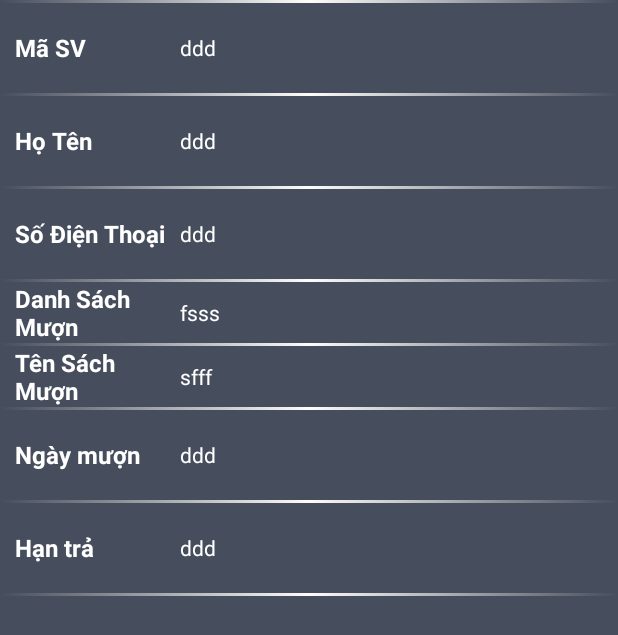
After one commit to PhanTuanKiet/Scanner, an Android app: the fragment StudentDetailFragment shown on its own in the app's theme, on a phone screen of 412 x 824 dp. The commit adds this screen. Shown: the top 635 px of the screen. Run offline under Robolectric (Android 15) with nearby library versions, the phone set to English and light mode, and no system bars.

Commit message:
update UI v10

```diff
--- a/app/build.gradle
+++ b/app/build.gradle
@@ -37,7 +37,7 @@ dependencies {
     compile 'com.google.zxing:core:3.2.0'
     compile 'com.android.support:multidex:1.0.1'
     compile 'com.google.code.gson:gson:2.8.2'
-    //testCompile 'junit:junit:4.12'
+    testCompile 'junit:junit:4.12'
     //compile 'junit:junit:4.12'
 }
 apply plugin: 'com.google.gms.google-services'
--- a/app/src/main/java/com/datviet/fragment/DetailFragment.java
+++ b/app/src/main/java/com/datviet/fragment/DetailFragment.java
@@ -61,7 +61,7 @@ public class DetailFragment extends android.support.v4.app.Fragment {
     @Override
     public void onStart() {
         super.onStart();
-        Boolean isChecked = SharedPreferenceUtil.getInstance().getBoolean(Constant.CHANGING_SETTING);
+        Boolean isChecked = SharedPreferenceUtil.getInstance().getBoolean(Constant.LOADING_IMAGE);
         if (isChecked == true)
            changeImage();
         else {
--- /dev/null
+++ b/app/src/main/java/com/datviet/fragment/StudentDetailFragment.java
@@ -0,0 +1,49 @@
+package com.datviet.fragment;
+
+import android.os.Bundle;
+import android.support.v4.app.Fragment;
+import android.view.LayoutInflater;
+import android.view.View;
+import android.view.ViewGroup;
+import android.widget.ImageView;
+import android.widget.LinearLayout;
+import android.widget.TextView;
+
+import com.datviet.scanner.R;
+
+/**
+ * Created by Phong Phan on 08-Nov-17.
+ */
+
+public class StudentDetailFragment extends Fragment {
+
+    private static StudentDetailFragment fragment;
+
+    ImageView ivBookImage;
+    TextView tvTheLoai,tvTensach;
+    LinearLayout lnrDetailHeader;
+
+    public static StudentDetailFragment newInstance() {
+        if (fragment == null) fragment = new StudentDetailFragment();
+        return fragment;
+    }
+
+    @Override
+    public void onCreate(Bundle savedInstanceState) {
+        super.onCreate(savedInstanceState);
+
+        Bundle bundle = getArguments();
+        if(bundle!=null){
+
+        }
+    }
+
+    @Override
+    public View onCreateView(LayoutInflater inflater, ViewGroup container,
+                             Bundle savedInstanceState) {
+        ViewGroup viewGroup = (ViewGroup) inflater.inflate(R.layout.student_detail_layout, container, false);
+
+        return viewGroup;
+    }
+
+}
--- a/app/src/main/java/com/datviet/utils/Constant.java
+++ b/app/src/main/java/com/datviet/utils/Constant.java
@@ -7,4 +7,5 @@ public class Constant {
     public static final String HISTORY_DATA = "HISTORY_DATA";
     public static final String LOADING_IMAGE = "LOADING_IMAGE";
     public static final String SOUND = "SOUND";
+    public static final String VIBRATE = "VIBRATE";
 }
--- /dev/null
+++ b/app/src/main/res/drawable/toggle.xml
@@ -0,0 +1,5 @@
+<?xml version="1.0" encoding="utf-8"?>
+<selector xmlns:android="http://schemas.android.com/apk/res/android">
+    <item android:drawable="@drawable/person_icon" android:state_checked="true"/>
+    <item android:drawable="@drawable/white_book_icon" android:state_checked="false"/>
+</selector>
--- /dev/null
+++ b/app/src/main/res/layout/student_detail_layout.xml
@@ -0,0 +1,270 @@
+<?xml version="1.0" encoding="utf-8"?>
+<LinearLayout xmlns:android="http://schemas.android.com/apk/res/android"
+    android:orientation="vertical" android:layout_width="match_parent"
+    android:layout_height="match_parent"
+    android:background="@color/background"
+    >
+
+    <ScrollView
+        android:layout_width="match_parent"
+        android:layout_height="match_parent">
+
+        <LinearLayout
+            android:orientation="vertical"
+            android:layout_width="match_parent"
+            android:layout_height="wrap_content">
+
+            <View
+                android:layout_width="match_parent"
+                android:layout_height="2dp"
+                android:background="@drawable/divider" />
+
+            <LinearLayout
+                android:layout_width="match_parent"
+                android:layout_height="@dimen/detail_row_height">
+
+                <TextView
+                    android:id="@+id/textView"
+                    android:layout_width="20dp"
+                    android:layout_height="wrap_content"
+                    android:layout_gravity="center"
+                    android:layout_marginLeft="10dp"
+                    android:layout_weight="1"
+                    android:text="Mã SV "
+                    android:textColor="@color/white"
+                    android:textSize="@dimen/detail_row_text_size"
+                    android:textStyle="bold" />
+
+
+                <TextView
+                    android:id="@+id/tvMaSV"
+                    android:layout_width="50dp"
+                    android:layout_height="wrap_content"
+                    android:layout_gravity="center"
+                    android:layout_marginLeft="10dp"
+                    android:layout_weight="3"
+                    android:maxLines="2"
+                    android:text="ddd"
+                    android:textColor="@color/white"
+                    android:textSize="@dimen/detail_text_size" />
+
+
+            </LinearLayout>
+
+            <View
+                android:layout_width="match_parent"
+                android:layout_height="2dp"
+                android:background="@drawable/divider" />
+
+            <LinearLayout
+                android:layout_width="match_parent"
+                android:layout_height="@dimen/detail_row_height">
+
+                <TextView
+                    android:layout_width="20dp"
+                    android:layout_height="wrap_content"
+                    android:layout_gravity="center"
+                    android:layout_marginLeft="10dp"
+                    android:layout_weight="1"
+                    android:text="Họ Tên "
+                    android:textColor="@color/white"
+                    android:textSize="@dimen/detail_row_text_size"
+                    android:textStyle="bold" />
+
+                <TextView
+                    android:id="@+id/tvHoTen"
+                    android:layout_width="50dp"
+                    android:layout_height="wrap_content"
+                    android:layout_gravity="center"
+                    android:layout_marginLeft="10dp"
+                    android:layout_weight="3"
+                    android:maxLines="2"
+                    android:text="ddd"
+                    android:textColor="@color/white"
+                    android:textSize="@dimen/detail_text_size" />
+            </LinearLayout>
+
+            <View
+                android:layout_width="match_parent"
+                android:layout_height="2dp"
+                android:background="@drawable/divider" />
+
+            <LinearLayout
+                android:layout_width="match_parent"
+                android:layout_height="@dimen/detail_row_height">
+
+                <TextView
+                    android:id="@+id/textView2"
+                    android:layout_width="20dp"
+                    android:layout_height="wrap_content"
+                    android:layout_gravity="center"
+                    android:layout_marginLeft="10dp"
+                    android:layout_weight="1"
+                    android:text="Số Điện Thoại "
+                    android:textColor="@color/white"
+                    android:textSize="@dimen/detail_row_text_size"
+                    android:textStyle="bold" />
+
+
+                <TextView
+                    android:id="@+id/tvSoDT"
+                    android:layout_width="50dp"
+                    android:layout_height="wrap_content"
+                    android:layout_gravity="center"
+                    android:layout_marginLeft="10dp"
+                    android:layout_weight="3"
+                    android:maxLines="2"
+                    android:text="ddd"
+                    android:textColor="@color/white"
+                    android:textSize="@dimen/detail_text_size" />
+
+            </LinearLayout>
+
+            <View
+                android:layout_width="match_parent"
+                android:layout_height="2dp"
+                android:background="@drawable/divider" />
+
+            <LinearLayout
+                android:layout_width="match_parent"
+                android:layout_height="wrap_content">
+
+                <TextView
+                    android:layout_width="20dp"
+                    android:layout_height="wrap_content"
+                    android:layout_gravity="center"
+                    android:layout_marginLeft="10dp"
+                    android:layout_weight="1"
+                    android:text="Danh Sách Mượn "
+                    android:textColor="@color/white"
+                    android:textSize="@dimen/detail_row_text_size"
+                    android:textStyle="bold" />
+
+
+
+                <TextView
+                    android:id="@+id/tvDanhSachMuon"
+                    android:layout_width="50dp"
+                    android:layout_height="wrap_content"
+                    android:layout_gravity="center"
+                    android:layout_marginLeft="10dp"
+                    android:layout_weight="3"
+                    android:text="fsss"
+                    android:textColor="@color/white"
+                    android:textSize="@dimen/detail_text_size" />
+            </LinearLayout>
+
+            <View
+                android:layout_width="match_parent"
+                android:layout_height="2dp"
+                android:background="@drawable/divider" />
+
+            <LinearLayout
+                android:layout_width="match_parent"
+                android:layout_height="wrap_content">
+
+                <TextView
+                    android:layout_width="20dp"
+                    android:layout_height="wrap_content"
+                    android:layout_gravity="center"
+                    android:layout_marginLeft="10dp"
+                    android:layout_weight="1"
+                    android:text="Tên Sách Mượn "
+                    android:textColor="@color/white"
+                    android:textSize="@dimen/detail_row_text_size"
+                    android:textStyle="bold" />
+
+
+                <TextView
+                    android:id="@+id/tvTenSachMuon"
+                    android:layout_width="50dp"
+                    android:layout_height="wrap_content"
+                    android:layout_gravity="center"
+                    android:layout_marginLeft="10dp"
+                    android:layout_weight="3"
+                    android:text="sfff"
+                    android:textColor="@color/white"
+                    android:textSize="@dimen/detail_text_size" />
+            </LinearLayout>
+
+            <View
+                android:layout_width="match_parent"
+                android:layout_height="2dp"
+                android:background="@drawable/divider" />
+
+            <LinearLayout
+                android:layout_width="match_parent"
+                android:layout_height="@dimen/detail_row_height">
+
+                <TextView
+                    android:id="@+id/textView3"
+                    android:layout_width="20dp"
+                    android:layout_height="wrap_content"
+                    android:layout_gravity="center"
+                    android:layout_marginLeft="10dp"
+                    android:layout_weight="1"
+                    android:text="Ngày mượn "
+                    android:textColor="@color/white"
+                    android:textSize="@dimen/detail_row_text_size"
+                    android:textStyle="bold" />
+
+
+                <TextView
+                    android:id="@+id/tvNgayMuon"
+                    android:layout_width="50dp"
+                    android:layout_height="wrap_content"
+                    android:layout_gravity="center"
+                    android:layout_marginLeft="10dp"
+                    android:layout_weight="3"
+                    android:maxLines="2"
+                    android:text="ddd"
+                    android:textColor="@color/white"
+                    android:textSize="@dimen/detail_text_size" />
+            </LinearLayout>
+
+            <View
+                android:layout_width="match_parent"
+                android:layout_height="2dp"
+                android:background="@drawable/divider" />
+
+            <LinearLayout
+                android:layout_width="match_parent"
+                android:layout_height="@dimen/detail_row_height">
+
+                <TextView
+                    android:id="@+id/textView3"
+                    android:layout_width="20dp"
+                    android:layout_height="wrap_content"
+                    android:layout_gravity="center"
+                    android:layout_marginLeft="10dp"
+                    android:layout_weight="1"
+                    android:text="Hạn trả "
+                    android:textColor="@color/white"
+                    android:textSize="@dimen/detail_row_text_size"
+                    android:textStyle="bold" />
+
+
+                <TextView
+                    android:id="@+id/tvHanTra"
+                    android:layout_width="50dp"
+                    android:layout_height="wrap_content"
+                    android:layout_gravity="center"
+                    android:layout_marginLeft="10dp"
+                    android:layout_weight="3"
+                    android:maxLines="2"
+                    android:text="ddd"
+                    android:textColor="@color/white"
+                    android:textSize="@dimen/detail_text_size" />
+            </LinearLayout>
+
+            <View
+                android:layout_width="match_parent"
+                android:layout_height="2dp"
+                android:background="@drawable/divider" />
+        </LinearLayout>
+
+    </ScrollView>
+
+
+
+</LinearLayout>
--- a/app/src/main/res/values/dimens.xml
+++ b/app/src/main/res/values/dimens.xml
@@ -1,7 +1,7 @@
 <?xml version="1.0" encoding="utf-8"?>
 <resources>
     <dimen name="detail_row_height">60dp</dimen>
-    <dimen name="detail_row_text_size">15dp</dimen>
+    <dimen name="detail_row_text_size">16dp</dimen>
     <dimen name="detail_text_size">14dp</dimen>
     <dimen name="fab_margin">16dp</dimen>
     <dimen name="logo_w_h">100dp</dimen>
--- a/app/src/main/res/values/styles.xml
+++ b/app/src/main/res/values/styles.xml
@@ -2,6 +2,13 @@
 
     <!-- Base application theme. -->
     <style name="AppTheme" parent="Theme.AppCompat.Light.NoActionBar">
+        <!-- Customize your theme here. -->
+        <item name="colorPrimary">@color/colorPrimary</item>
+        <item name="colorPrimaryDark">@color/darkmainColor</item>
+        <item name="colorAccent">@color/colorAccent</item>
+    </style>
+
+    <style name="NewAppTheme" parent="Theme.AppCompat.Light.DarkActionBar">
         <!-- Customize your theme here. -->
         <item name="colorPrimary">@color/colorPrimary</item>
         <item name="colorPrimaryDark">@color/darkmainColor</item>
```
Also changed, not shown: app/src/main/java/com/datviet/fragment/ScanFragment.java (+11 -12 lines), app/src/main/java/com/datviet/fragment/SettingFragment.java (+39 -19 lines), app/src/main/java/com/datviet/fragment/StudentHistoryFragment.java (added, +130 -0 lines), app/src/main/java/com/datviet/scanner/BookTab.java (added, +8 -0 lines), app/src/main/java/com/datviet/scanner/MainActivity.java (+10 -22 lines), app/src/main/java/com/datviet/scanner/MainHistoryFragment.java (added, +94 -0 lines), app/src/main/res/layout/detail_layout.xml (+14 -3 lines), app/src/main/res/layout/histoy_tab.xml (added, +26 -0 lines), app/src/main/res/layout/scan_layout.xml (+10 -8 lines).
